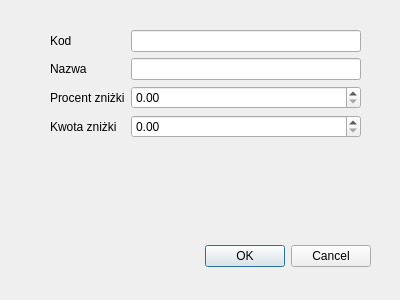
First picture: the form in Dialogi/dodajpromocje.ui, repository margap1998/Bazy-danych-taxi, before the edit.
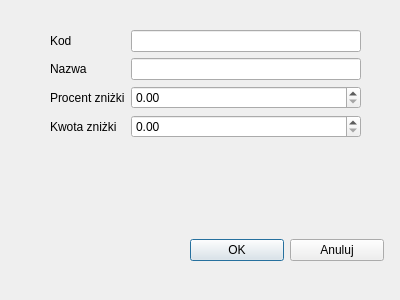
Second picture: the form after the edit.

```diff
--- a/Dialogi/dodajpromocje.ui
+++ b/Dialogi/dodajpromocje.ui
@@ -13,22 +13,6 @@
   <property name="windowTitle">
    <string>Dialog</string>
   </property>
-  <widget class="QDialogButtonBox" name="buttonBox">
-   <property name="geometry">
-    <rect>
-     <x>30</x>
-     <y>240</y>
-     <width>341</width>
-     <height>32</height>
-    </rect>
-   </property>
-   <property name="orientation">
-    <enum>Qt::Horizontal</enum>
-   </property>
-   <property name="standardButtons">
-    <set>QDialogButtonBox::Cancel|QDialogButtonBox::Ok</set>
-   </property>
-  </widget>
   <widget class="QWidget" name="formLayoutWidget">
    <property name="geometry">
     <rect>
@@ -81,6 +65,32 @@
     </item>
    </layout>
   </widget>
+  <widget class="QWidget" name="horizontalLayoutWidget">
+   <property name="geometry">
+    <rect>
+     <x>190</x>
+     <y>210</y>
+     <width>194</width>
+     <height>80</height>
+    </rect>
+   </property>
+   <layout class="QHBoxLayout" name="horizontalLayout">
+    <item>
+     <widget class="QPushButton" name="Ok">
+      <property name="text">
+       <string>OK</string>
+      </property>
+     </widget>
+    </item>
+    <item>
+     <widget class="QPushButton" name="anuluj">
+      <property name="text">
+       <string>Anuluj</string>
+      </property>
+     </widget>
+    </item>
+   </layout>
+  </widget>
  </widget>
  <resources/>
  <connections>
```
Left out of the diff: 35 changed lines with no effect on the pictures.
